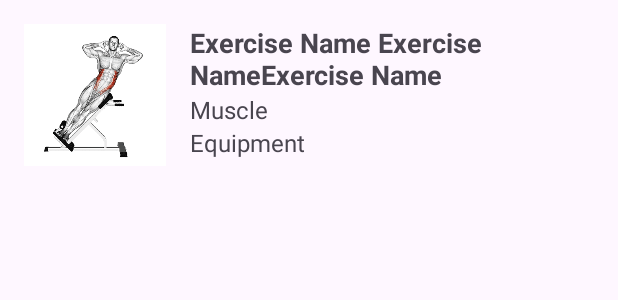
After one commit to PetrosBompotis/WorkoutPlanner, an Android app: the layout exercise_item.xml on its own in the app's theme, with its tools: preview values and no code run, on a phone screen of 412 x 824 dp. The commit adds this screen. Shown: the top 300 px of the screen. Run offline under Robolectric (Android 15) with nearby library versions, the phone set to English and light mode, and no system bars; network calls fail.

Commit message:
exercises activity

```diff
--- a/frontend/app/build.gradle.kts
+++ b/frontend/app/build.gradle.kts
@@ -38,6 +38,7 @@ dependencies {
     implementation(libs.activity)
     implementation(libs.constraintlayout)
     implementation("com.android.volley:volley:1.2.1")
+    implementation("com.github.bumptech.glide:glide:4.12.0")
     testImplementation(libs.junit)
     androidTestImplementation(libs.ext.junit)
     androidTestImplementation(libs.espresso.core)
--- a/frontend/app/src/main/AndroidManifest.xml
+++ b/frontend/app/src/main/AndroidManifest.xml
@@ -16,6 +16,12 @@
         android:usesCleartextTraffic="true"
         tools:targetApi="31">
         <activity
+            android:name=".ExerciseDetailActivity"
+            android:exported="false" />
+        <activity
+            android:name=".ExerciseActivity"
+            android:exported="false" />
+        <activity
             android:name=".AdminActivity"
             android:exported="false" />
         <activity
--- a/frontend/app/src/main/java/com/example/workoutplanner/MainActivity.java
+++ b/frontend/app/src/main/java/com/example/workoutplanner/MainActivity.java
@@ -66,7 +66,7 @@ public class MainActivity extends AppCompatActivity {
                         Intent intent = new Intent(
                                 MainActivity.this,
                                 sharedPreferences.getString("role", null).equals("ROLE_ADMIN")
-                                        ? AdminActivity.class
+                                        ? ExerciseActivity.class
                                         : UserActivity.class);
                         startActivity(intent);
                     }
--- /dev/null
+++ b/frontend/app/src/main/res/drawable/baseline_clear_24.xml
@@ -0,0 +1,5 @@
+<vector xmlns:android="http://schemas.android.com/apk/res/android" android:height="24dp" android:tint="#8692F7" android:viewportHeight="24" android:viewportWidth="24" android:width="24dp">
+
+    <path android:fillColor="@android:color/white" android:pathData="M19,6.41L17.59,5 12,10.59 6.41,5 5,6.41 10.59,12 5,17.59 6.41,19 12,13.41 17.59,19 19,17.59 13.41,12z"/>
+
+</vector>
--- /dev/null
+++ b/frontend/app/src/main/res/drawable/baseline_manage_search_24.xml
@@ -0,0 +1,5 @@
+<vector xmlns:android="http://schemas.android.com/apk/res/android" android:autoMirrored="true" android:height="24dp" android:tint="#8692F7" android:viewportHeight="24" android:viewportWidth="24" android:width="24dp">
+
+    <path android:fillColor="@android:color/white" android:pathData="M7,9H2V7h5V9zM7,12H2v2h5V12zM20.59,19l-3.83,-3.83C15.96,15.69 15.02,16 14,16c-2.76,0 -5,-2.24 -5,-5s2.24,-5 5,-5s5,2.24 5,5c0,1.02 -0.31,1.96 -0.83,2.75L22,17.59L20.59,19zM17,11c0,-1.65 -1.35,-3 -3,-3s-3,1.35 -3,3s1.35,3 3,3S17,12.65 17,11zM2,19h10v-2H2V19z"/>
+
+</vector>
--- /dev/null
+++ b/frontend/app/src/main/res/layout/exercise_item.xml
@@ -0,0 +1,47 @@
+<?xml version="1.0" encoding="utf-8"?>
+<LinearLayout
+    xmlns:android="http://schemas.android.com/apk/res/android"
+    android:layout_width="match_parent"
+    android:layout_height="wrap_content"
+    android:orientation="horizontal"
+    android:padding="16dp">
+
+    <ImageView
+        android:id="@+id/gifImageView"
+        android:layout_width="0dp"
+        android:layout_height="wrap_content"
+        android:layout_weight="1"
+        android:adjustViewBounds="true"
+        android:scaleType="fitCenter"
+        android:src="@drawable/exercise" />
+
+    <LinearLayout
+        android:layout_width="0dp"
+        android:layout_height="wrap_content"
+        android:layout_weight="3"
+        android:orientation="vertical"
+        android:paddingStart="16dp">
+
+        <TextView
+            android:id="@+id/exerciseNameTextView"
+            android:layout_width="wrap_content"
+            android:layout_height="wrap_content"
+            android:textSize="18sp"
+            android:textStyle="bold"
+            android:text="Exercise Name Exercise NameExercise Name" />
+
+        <TextView
+            android:id="@+id/muscleTextView"
+            android:layout_width="wrap_content"
+            android:layout_height="wrap_content"
+            android:text="Muscle"
+            android:textSize="16sp"/>
+
+        <TextView
+            android:id="@+id/equipmentTextView"
+            android:layout_width="wrap_content"
+            android:layout_height="wrap_content"
+            android:text="Equipment"
+            android:textSize="16sp"/>
+    </LinearLayout>
+</LinearLayout>
```
Also changed, not shown: frontend/app/src/main/java/com/example/workoutplanner/Exercise.java (added, +31 -0 lines), frontend/app/src/main/java/com/example/workoutplanner/ExerciseActivity.java (added, +112 -0 lines), frontend/app/src/main/java/com/example/workoutplanner/ExerciseAdapter.java (added, +62 -0 lines), frontend/app/src/main/java/com/example/workoutplanner/ExerciseDetailActivity.java (added, +24 -0 lines), frontend/app/src/main/res/layout/activity_exercise.xml (added, +34 -0 lines), frontend/app/src/main/res/layout/activity_exercise_detail.xml (added, +10 -0 lines), frontend/app/src/main/res/drawable/exercise.png (added).
